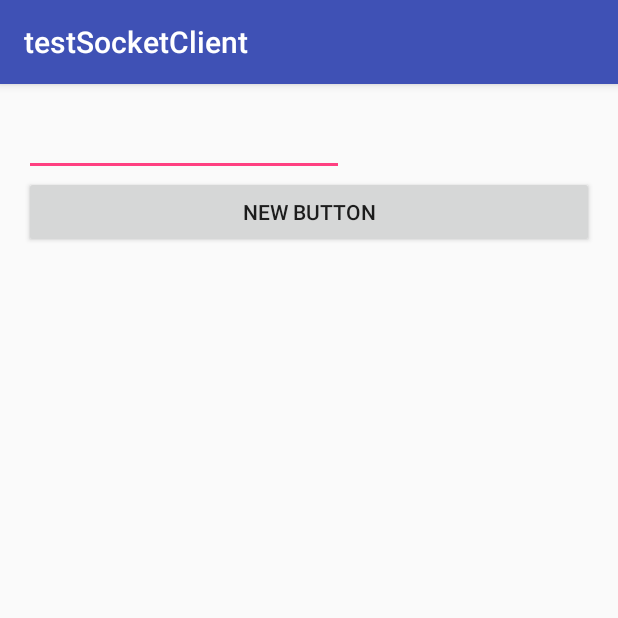
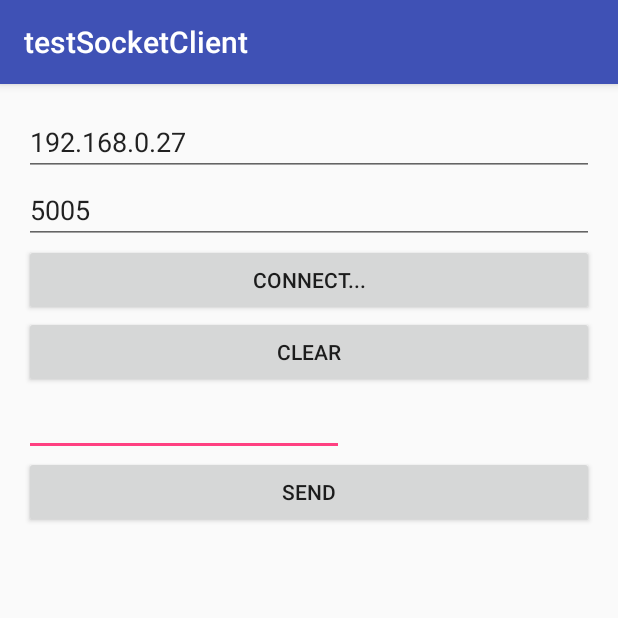
Before and after one commit to huckerss/testSocketClient, an Android app: the screen it shows after launch (MainActivity), on a phone screen of 412 x 824 dp, the top half of it. Run offline under Robolectric (Android 15) with nearby library versions, the phone set to English and light mode, and no system bars.

Commit message:
작업 중 백업

```diff
--- a/app/src/main/AndroidManifest.xml
+++ b/app/src/main/AndroidManifest.xml
@@ -1,6 +1,8 @@
 <?xml version="1.0" encoding="utf-8"?>
 <manifest xmlns:android="http://schemas.android.com/apk/res/android"
     package="com.example.myeonghun.testsocketclient">
+
+    <uses-permission android:name="android.permission.INTERNET"></uses-permission>
 
     <application
         android:allowBackup="true"
--- a/app/src/main/java/com/example/myeonghun/testsocketclient/MainActivity.java
+++ b/app/src/main/java/com/example/myeonghun/testsocketclient/MainActivity.java
@@ -29,16 +29,76 @@ public class MainActivity extends AppCompatActivity {
     private BufferedWriter networkWriter;
 
     private String ip = "192.168.0.27"; // IP
-    private int port = 9999; // PORT번호
-    private Runnable showUpdate = new Runnable() {
+    private int port = 5005; // PORT번호
 
-        public void run() {
-            Toast.makeText(MainActivity.this, "Coming word: " + html, Toast.LENGTH_SHORT).show();
+    private TextView txtResponse;
+    private EditText edtTextAddress, edtTextPort, edtTextSendMsg;
+    private Button btnConnect, btnClear, btnSend;
+
+    @Override
+    protected void onStop() {
+        super.onStop();
+        try {
+            socket.close();
+        } catch (IOException e) {
+            e.printStackTrace();
         }
+    }
 
+    @Override
+    public void onCreate(Bundle savedInstanceState) {
+        super.onCreate(savedInstanceState);
+        setContentView(R.layout.activity_main);
+        mHandler = new Handler();
+
+        edtTextAddress = (EditText) findViewById(R.id.address);
+        edtTextPort = (EditText) findViewById(R.id.port);
+        btnConnect = (Button) findViewById(R.id.connect);
+        btnClear = (Button) findViewById(R.id.clear);
+
+        edtTextSendMsg = (EditText) findViewById(R.id.input);
+        btnSend = (Button) findViewById(R.id.send);
+        txtResponse = (TextView) findViewById(R.id.response);
+
+        btnConnect.setOnClickListener(buttonConnectOnClickListener);
+        btnClear.setOnClickListener(new View.OnClickListener() {
+
+            public void onClick(View v) {
+                txtResponse.setText("");
+            }
+        });
+
+        btnSend.setOnClickListener(new View.OnClickListener() {
+
+            public void onClick(View v) {
+                if (edtTextSendMsg.getText().toString() != null || !edtTextSendMsg.getText().toString().equals("")) {
+                    PrintWriter out = new PrintWriter(networkWriter, true);
+                    String return_msg = edtTextSendMsg.getText().toString();
+                    out.println(return_msg);
+                }
+            }
+        });
+    }
+
+    // 클릭이벤트 리스너
+    View.OnClickListener buttonConnectOnClickListener = new View.OnClickListener() {
+
+        public void onClick(View arg0) {
+
+            ip = edtTextAddress.getText().toString();
+            port = Integer.parseInt(edtTextPort.getText().toString());
+
+            try {
+                setSocket(ip, port);
+            } catch (IOException e1) {
+                e1.printStackTrace();
+            }
+
+            checkUpdate.start();
+        }
     };
+
     private Thread checkUpdate = new Thread() {
-
         public void run() {
             try {
                 String line;
@@ -55,47 +115,13 @@ public class MainActivity extends AppCompatActivity {
         }
     };
 
-    @Override
-    protected void onStop() {
-        super.onStop();
-        try {
-            socket.close();
-        } catch (IOException e) {
-            e.printStackTrace();
+    private Runnable showUpdate = new Runnable() {
+        public void run() {
+            Toast.makeText(MainActivity.this, "Coming word: " + html, Toast.LENGTH_SHORT).show();
         }
-    }
-
-    public void onCreate(Bundle savedInstanceState) {
-        super.onCreate(savedInstanceState);
-        setContentView(R.layout.activity_main);
-        mHandler = new Handler();
-
-        try {
-            setSocket(ip, port);
-        } catch (IOException e1) {
-            e1.printStackTrace();
-        }
-
-        checkUpdate.start();
-
-        final EditText et = (EditText) findViewById(R.id.input);
-        Button btn = (Button) findViewById(R.id.button);
-        final TextView tv = (TextView) findViewById(R.id.output);
-
-        btn.setOnClickListener(new View.OnClickListener() {
-
-            public void onClick(View v) {
-                if (et.getText().toString() != null || !et.getText().toString().equals("")) {
-                    PrintWriter out = new PrintWriter(networkWriter, true);
-                    String return_msg = et.getText().toString();
-                    out.println(return_msg);
-                }
-            }
-        });
-    }
+    };
 
     public void setSocket(String ip, int port) throws IOException {
-
         try {
             socket = new Socket(ip, port);
             networkWriter = new BufferedWriter(new OutputStreamWriter(socket.getOutputStream()));
@@ -104,6 +130,5 @@ public class MainActivity extends AppCompatActivity {
             System.out.println(e);
             e.printStackTrace();
         }
-
     }
 }
--- a/app/src/main/res/layout/activity_main.xml
+++ b/app/src/main/res/layout/activity_main.xml
@@ -8,7 +8,33 @@
     android:paddingLeft="@dimen/activity_horizontal_margin"
     android:paddingRight="@dimen/activity_horizontal_margin"
     android:paddingTop="@dimen/activity_vertical_margin"
-    tools:context="com.example.myeonghun.testsocketclient.MainActivity">
+    tools:context="MainActivity">
+
+    <EditText
+        android:id="@+id/address"
+        android:layout_width="match_parent"
+        android:layout_height="wrap_content"
+        android:hint="Address"
+        android:text="192.168.0.27" />
+    <EditText
+        android:id="@+id/port"
+        android:layout_width="match_parent"
+        android:layout_height="wrap_content"
+        android:layout_below="@+id/address"
+        android:hint="Port"
+        android:text="5005" />
+    <Button
+        android:id="@+id/connect"
+        android:layout_width="match_parent"
+        android:layout_height="wrap_content"
+        android:layout_below="@+id/port"
+        android:text="Connect..." />
+    <Button
+        android:id="@+id/clear"
+        android:layout_width="match_parent"
+        android:layout_height="wrap_content"
+        android:layout_below="@+id/connect"
+        android:text="Clear" />
 
     <EditText
         android:id="@+id/input"
@@ -16,23 +42,24 @@
         android:layout_height="wrap_content"
         android:ems="10"
         android:singleLine="true"
+        android:layout_below="@+id/clear"
         android:text="">
 
         <requestFocus />
     </EditText>
 
     <Button
-        android:id="@+id/button"
-        android:layout_width="fill_parent"
+        android:id="@+id/send"
+        android:layout_width="match_parent"
         android:layout_height="wrap_content"
         android:layout_below="@+id/input"
-        android:text="New Button" />
+        android:text="Send" />
 
     <TextView
-        android:id="@+id/output"
+        android:id="@+id/response"
         android:layout_width="wrap_content"
         android:layout_height="wrap_content"
-        android:layout_below="@+id/button"
+        android:layout_below="@+id/send"
         android:text="" />
 
 </RelativeLayout>
```
